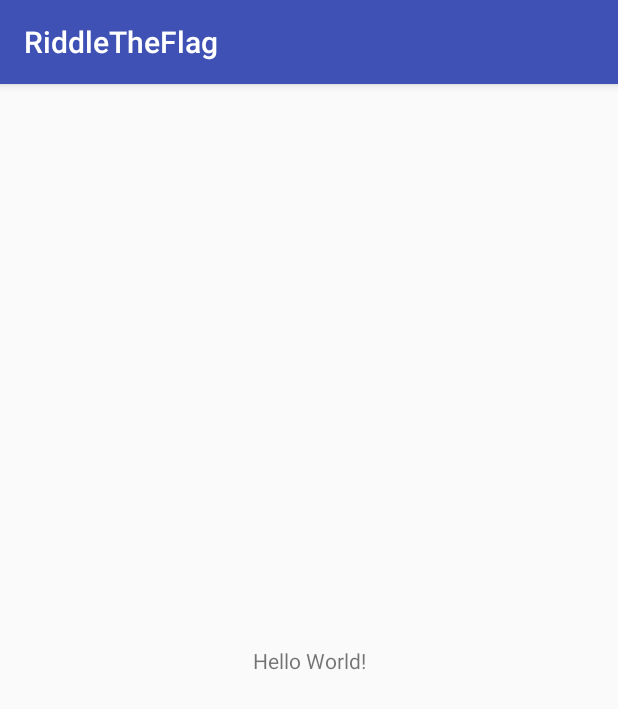
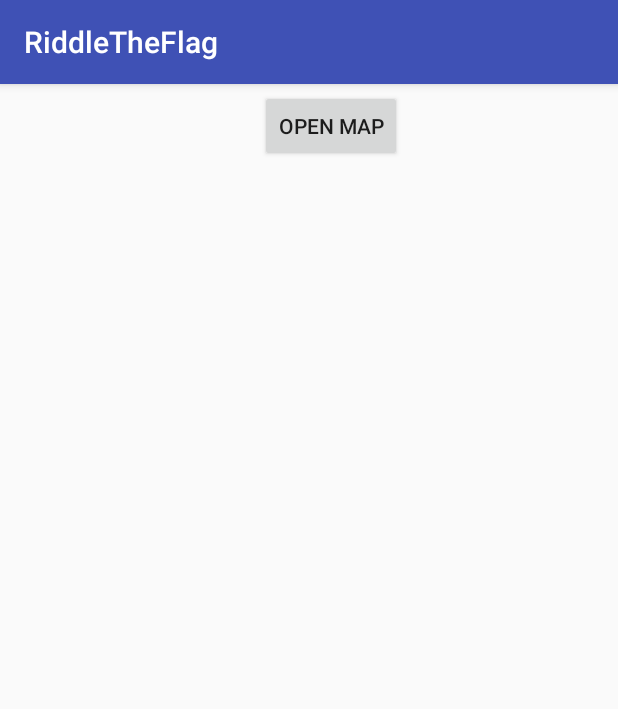
Before and after one commit to FireWeasel/RiddleTheFlag, an Android app: the screen it shows after launch (MainActivity), on a phone screen of 412 x 824 dp. Shown: the top 709 px of the screen. Run offline under Robolectric (Android 15) with nearby library versions, the phone set to English and light mode, and no system bars.

Commit message:
Little testing.

```diff
--- a/app/src/main/res/layout/activity_main.xml
+++ b/app/src/main/res/layout/activity_main.xml
@@ -6,13 +6,15 @@
     android:layout_height="match_parent"
     tools:context="com.example.marinac.riddletheflag.MainActivity">
 
-    <TextView
+    <Button
+        android:id="@+id/buttonMap"
         android:layout_width="wrap_content"
         android:layout_height="wrap_content"
-        android:text="Hello World!"
-        app:layout_constraintBottom_toBottomOf="parent"
+        android:layout_marginEnd="144dp"
+        android:layout_marginTop="4dp"
+        android:text="Open Map"
+        app:layout_constraintEnd_toEndOf="parent"
         app:layout_constraintLeft_toLeftOf="parent"
         app:layout_constraintRight_toRightOf="parent"
         app:layout_constraintTop_toTopOf="parent" />
-
 </android.support.constraint.ConstraintLayout>
```
